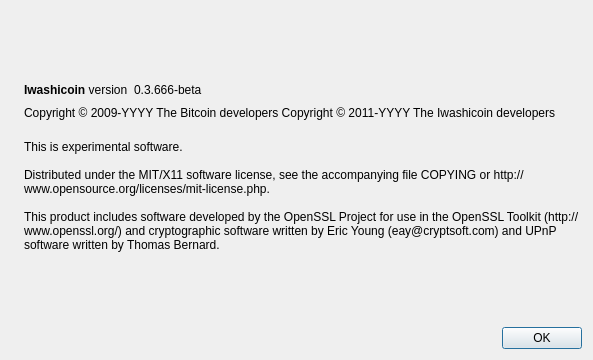
First picture: the form in src/qt/forms/aboutdialog.ui, repository ochron/IwashiCoin, before the edit.
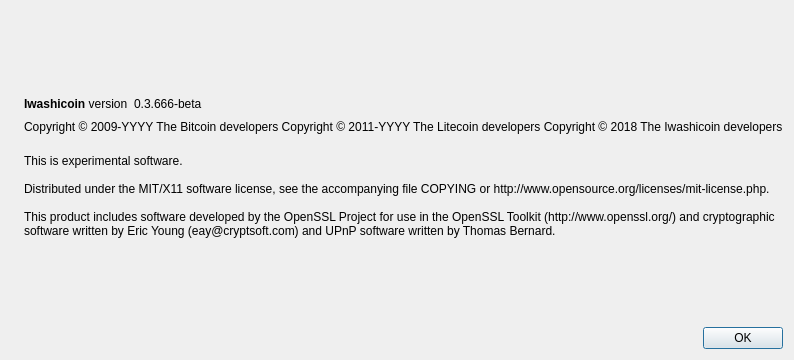
Second picture: the form after the edit. Icons and pictures are not drawn.

```diff
--- a/src/qt/forms/aboutdialog.ui
+++ b/src/qt/forms/aboutdialog.ui
@@ -92,7 +92,8 @@
        </property>
        <property name="text">
         <string notr="true">Copyright &amp;copy; 2009-YYYY The Bitcoin developers
-Copyright &amp;copy; 2011-YYYY The Iwashicoin developers</string>
+Copyright &amp;copy; 2011-YYYY The Litecoin developers
+Copyright &amp;copy; 2018 The Iwashicoin developers</string>
        </property>
        <property name="textFormat">
         <enum>Qt::RichText</enum>
```
